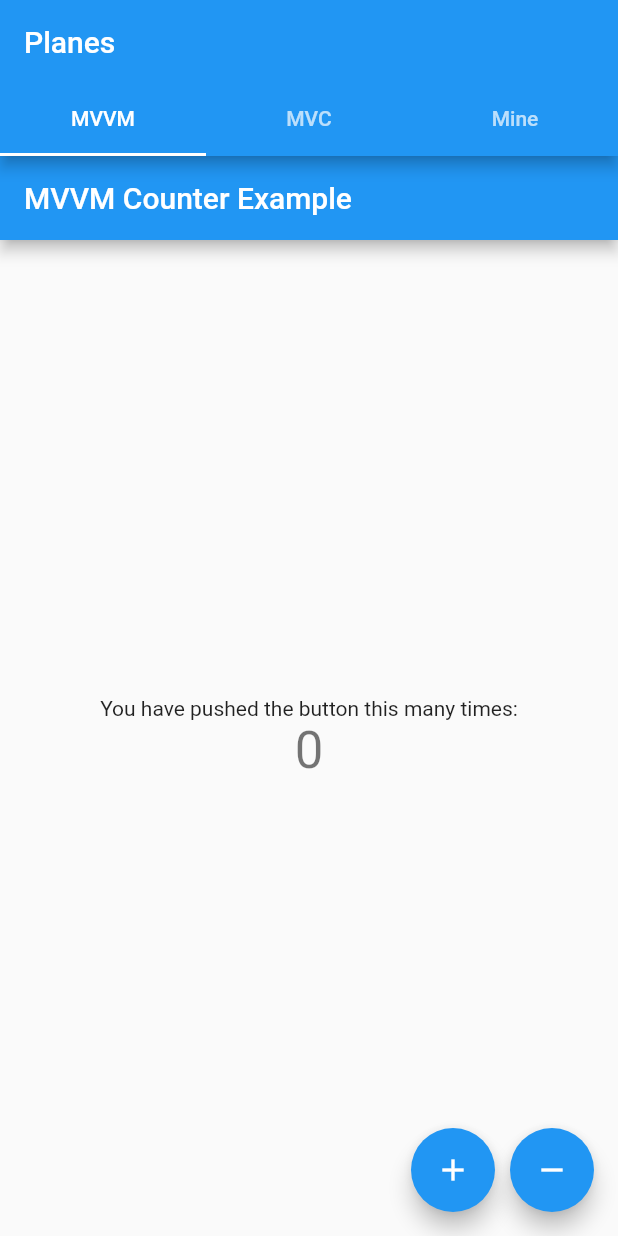
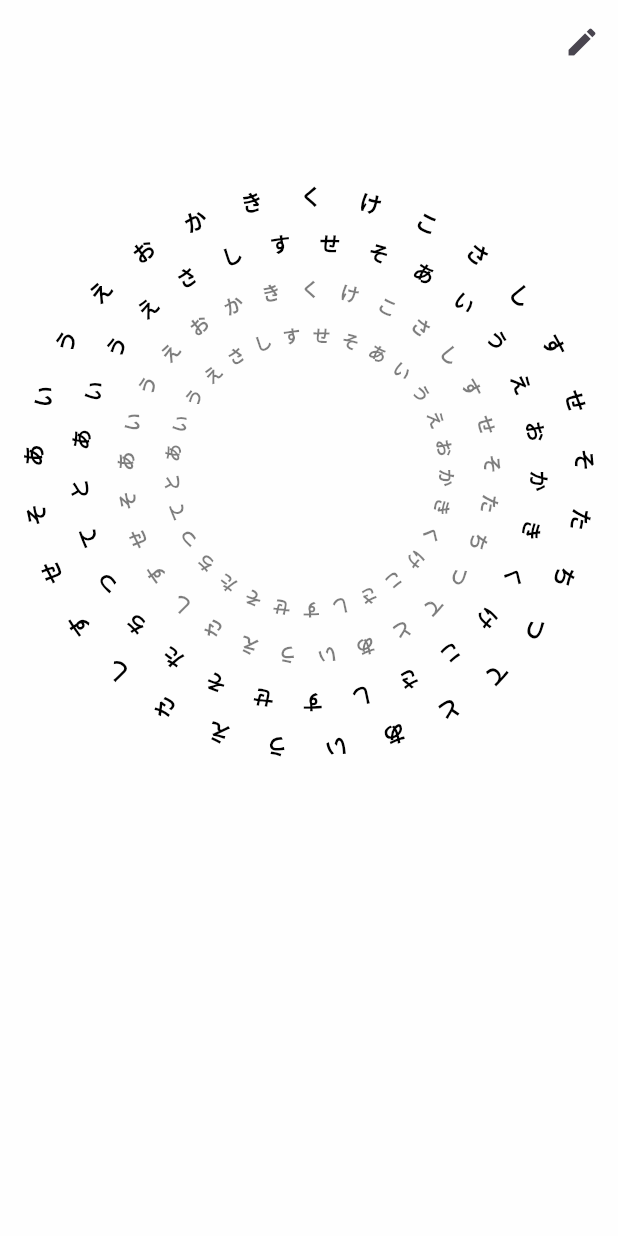
Before and after one commit to gabbygreat/swinging_text, a Flutter app: the screen it shows after launch, on a phone screen of 412 x 824 dp. Run offline on Flutter 3.47's test engine with Material 3 defaults, Android fonts, the phone set to English and light mode, and no system bars.

Commit message:
:boom: spinning text

```diff
--- /dev/null
+++ b/lib/component/circular_text.dart
@@ -0,0 +1,91 @@
+import 'dart:math';
+
+import 'package:flutter/material.dart';
+
+class CircularText extends StatelessWidget {
+  final Text text;
+  final double radius;
+
+  const CircularText({
+    super.key,
+    required this.text,
+    required this.radius,
+  }) : assert(radius >= 0);
+
+  @override
+  Widget build(BuildContext context) {
+    return SizedBox.fromSize(
+      size: Size(2 * radius, 2 * radius),
+      child: CustomPaint(
+        painter: _CircularTextPainter(
+          text: text,
+          textDirection: Directionality.of(context),
+        ),
+      ),
+    );
+  }
+}
+
+class _CircularTextPainter extends CustomPainter {
+  final Text text;
+  final TextDirection textDirection;
+
+  _CircularTextPainter({
+    required this.text,
+    required this.textDirection,
+  });
+
+  double _radius = 0.0;
+
+  @override
+  void paint(Canvas canvas, Size size) {
+    _radius = min(size.width / 2, size.height / 2);
+    canvas.translate(size.width / 2, size.height / 2);
+    canvas.save();
+    List<TextPainter> charPainters = text.data!.split('').map((e) {
+      return TextPainter(
+        text: TextSpan(
+          text: e,
+          style: text.style,
+        ),
+        textDirection: textDirection,
+      )..layout();
+    }).toList();
+    _paintTextClockwise(canvas, size, charPainters);
+    canvas.restore();
+  }
+
+  void _paintTextClockwise(
+    Canvas canvas,
+    Size size,
+    List<TextPainter> charPainters,
+  ) {
+    double angleStep = 2 * pi / charPainters.length;
+
+    for (int i = 0; i < charPainters.length; i++) {
+      final tp = charPainters[i];
+      final x = -tp.width / 2;
+      final y = -_radius - (tp.height / 2);
+
+      tp.paint(canvas, Offset(x, y));
+      canvas.rotate(angleStep);
+    }
+  }
+
+  @override
+  bool shouldRepaint(_CircularTextPainter oldDelegate) {
+    return true;
+    // bool isTextItemsChanged() {
+    //   bool isChanged = false;
+    //   for (int i = 0; i < children.length; i++) {
+    //     if (children[i].isChanged(oldDelegate.children[i])) {
+    //       isChanged = true;
+    //       break;
+    //     }
+    //   }
+    //   return isChanged;
+    // }
+
+    // return isTextItemsChanged() || oldDelegate.textDirection != textDirection;
+  }
+}
--- /dev/null
+++ b/lib/component/circular_typography.dart
@@ -0,0 +1,99 @@
+import 'dart:math';
+
+import 'package:flutter/material.dart';
+
+import 'circular_text.dart';
+
+class CircularTypograpgy extends StatefulWidget {
+  final double radius;
+  final double fontSize;
+  final int duration;
+  final Color textColor;
+  final int opacity;
+  const CircularTypograpgy({
+    super.key,
+    required this.radius,
+    required this.fontSize,
+    required this.textColor,
+    required this.opacity,
+    required this.duration,
+  });
+
+  @override
+  State<CircularTypograpgy> createState() => _CircularTypograpgyState();
+}
+
+class _CircularTypograpgyState extends State<CircularTypograpgy>
+    with TickerProviderStateMixin {
+  late AnimationController _scaleController;
+  late AnimationController _rotationController;
+  late Animation _scaleAnimation;
+  late Animation _rotationAnimation;
+  double sizeScale = 0.95;
+
+  @override
+  void initState() {
+    super.initState();
+    _scaleController = AnimationController(
+      vsync: this,
+      duration: const Duration(milliseconds: 800),
+      reverseDuration: const Duration(milliseconds: 800),
+    )..repeat(reverse: true);
+
+    _scaleAnimation = Tween<double>(begin: 1, end: sizeScale).animate(
+      CurvedAnimation(
+        parent: _scaleController,
+        curve: Curves.easeInOut,
+      ),
+    );
+
+    _rotationController = AnimationController(
+      vsync: this,
+      duration: Duration(seconds: widget.duration),
+      reverseDuration: Duration(seconds: widget.duration),
+    )..repeat(reverse: true);
+
+    _rotationAnimation = Tween<double>(begin: -90.0, end: 90.0).animate(
+      CurvedAnimation(
+        parent: _rotationController,
+        curve: Curves.easeInOut,
+      ),
+    );
+  }
+
+  @override
+  void dispose() {
+    _rotationController.dispose();
+    _scaleController.dispose();
+    super.dispose();
+  }
+
+  @override
+  Widget build(BuildContext context) {
+    return AnimatedBuilder(
+      animation: Listenable.merge([_rotationAnimation, _scaleAnimation]),
+      builder: (context, _) {
+        return Transform.scale(
+          scale: _scaleAnimation.value,
+          child: Transform.rotate(
+            angle: _rotationAnimation.value * (pi / 180),
+            child: Opacity(
+              opacity: widget.opacity / 4,
+              child: CircularText(
+                radius: widget.radius,
+                text: Text(
+                  "あいうえおかきくけこさしすせそたちつてとあいうえさしすせそ",
+                  style: TextStyle(
+                    fontSize: widget.fontSize,
+                    color: widget.textColor,
+                    fontWeight: FontWeight.w900,
+                  ),
+                ),
+              ),
+            ),
+          ),
+        );
+      },
+    );
+  }
+}
--- a/lib/main.dart
+++ b/lib/main.dart
@@ -1,71 +1,114 @@
-import 'package:learn/mine/controller.dart';
-import 'package:learn/mvc/controller.dart';
-import 'package:learn/mvc/view.dart';
-import 'package:learn/mvvm/view.dart';
-import 'package:learn/mvvm/viewmodel.dart';
+import 'package:flutter/material.dart';
 
-import 'utils/utils.dart';
+import 'component/circular_typography.dart';
+import 'component/list_color.dart';
 
-void main() {
-  runApp(const MyApp());
+void main(List<String> args) {
+  runApp(
+    const MaterialApp(
+      home: RotatingTextApp(),
+    ),
+  );
 }
 
-class MyApp extends StatefulWidget {
-  const MyApp({super.key});
+class RotatingTextApp extends StatefulWidget {
+  const RotatingTextApp({super.key});
 
   @override
-  State<MyApp> createState() => _MyAppState();
+  State<RotatingTextApp> createState() => _RotatingTextAppState();
 }
 
-class _MyAppState extends State<MyApp> with AutomaticKeepAliveClientMixin {
-  var model = CounterModel();
-  late CounterControllerMVC controller = CounterControllerMVC(model);
-  late CounterViewModel counterViewModel = CounterViewModel(model);
+class _RotatingTextAppState extends State<RotatingTextApp> {
+  ValueNotifier<Color> textColor = ValueNotifier(Colors.black);
+  bool showColorBoxes = false;
+
+  @override
+  void dispose() {
+    textColor.dispose();
+    super.dispose();
+  }
+
+  toggleColorBox() {
+    showColorBoxes = !showColorBoxes;
+    setState(() {});
+  }
 
   @override
   Widget build(BuildContext context) {
-    super.build(context);
-    return MaterialApp(
-      theme: ThemeData(
-        useMaterial3: false,
+    double width = MediaQuery.sizeOf(context).width / 2;
+    return Scaffold(
+      backgroundColor: const Color.fromRGBO(254, 254, 254, 1),
+      appBar: AppBar(
+        backgroundColor: const Color.fromRGBO(254, 254, 254, 1),
+        elevation: 0,
+        actions: [
+          IconButton(
+            onPressed: toggleColorBox,
+            icon: Icon(
+              showColorBoxes ? Icons.check : Icons.edit,
+            ),
+          )
+        ],
       ),
-      home: DefaultTabController(
-        length: 3,
-        child: Scaffold(
-          appBar: AppBar(
-            title: const Text(
-              'Planes',
-            ),
-            bottom: const TabBar(tabs: [
-              Tab(
-                text: 'MVVM',
+      body: ValueListenableBuilder(
+        valueListenable: textColor,
+        builder: (context, color, _) {
+          return Column(
+            mainAxisAlignment: MainAxisAlignment.center,
+            children: [
+              Center(
+                child: Stack(
+                  alignment: Alignment.center,
+                  children: <Widget>[
+                    CircularTypograpgy(
+                      opacity: 2,
+                      radius: width * 0.45,
+                      fontSize: 12,
+                      textColor: color,
+                      duration: 3,
+                    ),
+                    CircularTypograpgy(
+                      opacity: 2,
+                      radius: width * 0.6,
+                      fontSize: 13,
+                      textColor: color,
+                      duration: 2,
+                    ),
+                    CircularTypograpgy(
+                      opacity: 4,
+                      radius: width * 0.75,
+                      fontSize: 14,
+                      textColor: color,
+                      duration: 3,
+                    ),
+                    CircularTypograpgy(
+                      opacity: 4,
+                      radius: width * 0.9,
+                      fontSize: 15,
+                      textColor: color,
+                      duration: 2,
+                    ),
+                  ],
+                ),
               ),
-              Tab(
-                text: 'MVC',
+              const SizedBox(
+                height: 100,
               ),
-              Tab(
-                text: 'Mine',
+              AnimatedOpacity(
+                opacity: showColorBoxes ? 1 : 0,
+                duration: const Duration(milliseconds: 700),
+                child: ListColors(
+                  selectedColor: color,
+                  onSelected: (color) => textColor.value = color,
+                ),
               ),
-            ]),
-          ),
-          body: TabBarView(
-            children: [
-              CounterView1(
-                viewModel: counterViewModel,
-              ),
-              CounterView2(
-                controller: controller,
-              ),
-              CounterScreen(
-                model: model,
+              const SizedBox(
+                height: 100,
               ),
             ],
-          ),
-        ),
+          );
+        },
       ),
     );
   }
-
-  @override
-  bool get wantKeepAlive => true;
 }
--- a/lib/model/custom_model.dart
+++ /dev/null
@@ -1,13 +0,0 @@
-class CounterModel {
-  int _counter = 0;
-
-  int get counter => _counter;
-
-  void increment() {
-    _counter++;
-  }
-
-  void decrement() {
-    _counter--;
-  }
-}
--- a/lib/model/model.dart
+++ /dev/null
@@ -1 +0,0 @@
-export './custom_model.dart';
--- a/lib/mvc/controller.dart
+++ /dev/null
@@ -1,25 +0,0 @@
-import 'package:learn/utils/utils.dart';
-
-class CounterControllerMVC {
-  final CounterModel _model;
-  ValueNotifier<int> counterNotifier;
-
-  CounterControllerMVC(this._model)
-      : counterNotifier = ValueNotifier(_model.counter);
-
-  int get counter => _model.counter;
-
-  void increment() {
-    _model.increment();
-    counterNotifier.value = _model.counter;
-  }
-
-  void decrement() {
-    _model.decrement();
-    counterNotifier.value = _model.counter;
-  }
-
-  void dispose() {
-    counterNotifier.dispose();
-  }
-}
--- a/lib/mvvm/view.dart
+++ /dev/null
@@ -1,52 +0,0 @@
-import 'package:flutter/material.dart';
-import 'viewmodel.dart';
-
-class CounterView1 extends StatelessWidget {
-  final CounterViewModel viewModel;
-
-  const CounterView1({super.key, required this.viewModel});
-
-  @override
-  Widget build(BuildContext context) {
-    return Scaffold(
-      appBar: AppBar(
-        title: const Text('MVVM Counter Example'),
-      ),
-      body: Center(
-        child: Column(
-          mainAxisAlignment: MainAxisAlignment.center,
-          children: <Widget>[
-            const Text(
-              'You have pushed the button this many times:',
-            ),
-            ValueListenableBuilder(
-              valueListenable: viewModel,
-              builder: (context, _, __) {
-                return Text(
-                  '${viewModel.counter}',
-                  style: Theme.of(context).textTheme.headlineMedium,
-                );
-              },
-            ),
-          ],
-        ),
-      ),
-      floatingActionButton: Row(
-        mainAxisAlignment: MainAxisAlignment.end,
-        children: <Widget>[
-          FloatingActionButton(
-            onPressed: viewModel.increment,
-            tooltip: 'Increment',
-            child: const Icon(Icons.add),
-          ),
-          const SizedBox(width: 10),
-          FloatingActionButton(
-            onPressed: viewModel.decrement,
-            tooltip: 'Decrement',
-            child: const Icon(Icons.remove),
-          ),
-        ],
-      ),
-    );
-  }
-}
--- a/lib/mvvm/viewmodel.dart
+++ /dev/null
@@ -1,19 +0,0 @@
-import 'package:learn/utils/utils.dart';
-
-class CounterViewModel extends ValueNotifier<CounterModel> {
-  final CounterModel _model;
-
-  CounterViewModel(this._model) : super(_model);
-
-  int get counter => _model.counter;
-
-  void increment() {
-    _model.increment();
-    notifyListeners();
-  }
-
-  void decrement() {
-    _model.decrement();
-    notifyListeners();
-  }
-}
--- a/lib/utils/utils.dart
+++ /dev/null
@@ -1,3 +0,0 @@
-export '../utils/mvc/mvc.dart';
-export '../utils/packages.dart';
-export '../model/model.dart';
--- a/pubspec.yaml
+++ b/pubspec.yaml
@@ -34,10 +34,6 @@ dependencies:
   # The following adds the Cupertino Icons font to your application.
   # Use with the CupertinoIcons class for iOS style icons.
   cupertino_icons: ^1.0.2
-  dio: ^5.4.3+1
-  pull_to_refresh: ^2.0.0
-  signals: ^5.2.2
-  circular_gradient_spinner: ^0.0.3
 
 dev_dependencies:
   flutter_test:
```
Also changed, not shown: lib/component/list_color.dart (added, +70 -0 lines), lib/mine/controller.dart (deleted, +0 -47 lines), lib/mine/view.dart (deleted, +0 -49 lines), lib/mvc/view.dart (deleted, +0 -55 lines), lib/utils/mvc/controller.dart (deleted, +0 -17 lines), lib/utils/mvc/mvc.dart (deleted, +0 -13 lines), lib/utils/mvc/view.dart (deleted, +0 -10 lines), lib/utils/packages.dart (deleted, +0 -13 lines), pubspec.lock, 3 other files.
